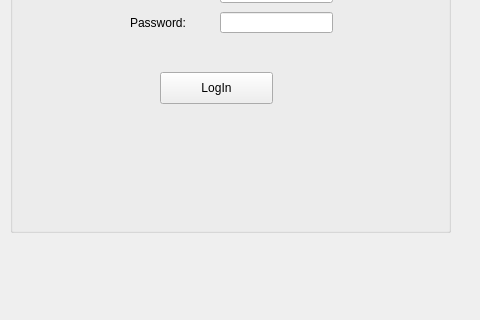
Old version of the form mainwindow.ui in the repository Jcalle0000/Printing_GUI; both pictures show x 150 to 630 and y 178 to 498 of the 800 by 600 pixel window.
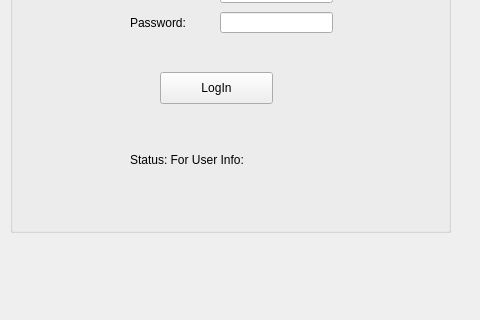
New version of the form.

What changed in the file:
```diff
--- a/mainwindow.ui
+++ b/mainwindow.ui
@@ -26,7 +26,7 @@
     <property name="title">
      <string>GroupBox</string>
     </property>
-    <widget class="QWidget" name="">
+    <widget class="QWidget" name="layoutWidget">
      <property name="geometry">
       <rect>
        <x>120</x>
@@ -114,6 +114,19 @@
       <string>LogIn</string>
      </property>
     </widget>
+    <widget class="QLabel" name="Status_User_info">
+     <property name="geometry">
+      <rect>
+       <x>120</x>
+       <y>320</y>
+       <width>221</width>
+       <height>16</height>
+      </rect>
+     </property>
+     <property name="text">
+      <string>Status: For User Info:</string>
+     </property>
+    </widget>
    </widget>
   </widget>
   <widget class="QMenuBar" name="menubar">
```
Left out of the diff: 4 changed lines with no effect on the pictures.
